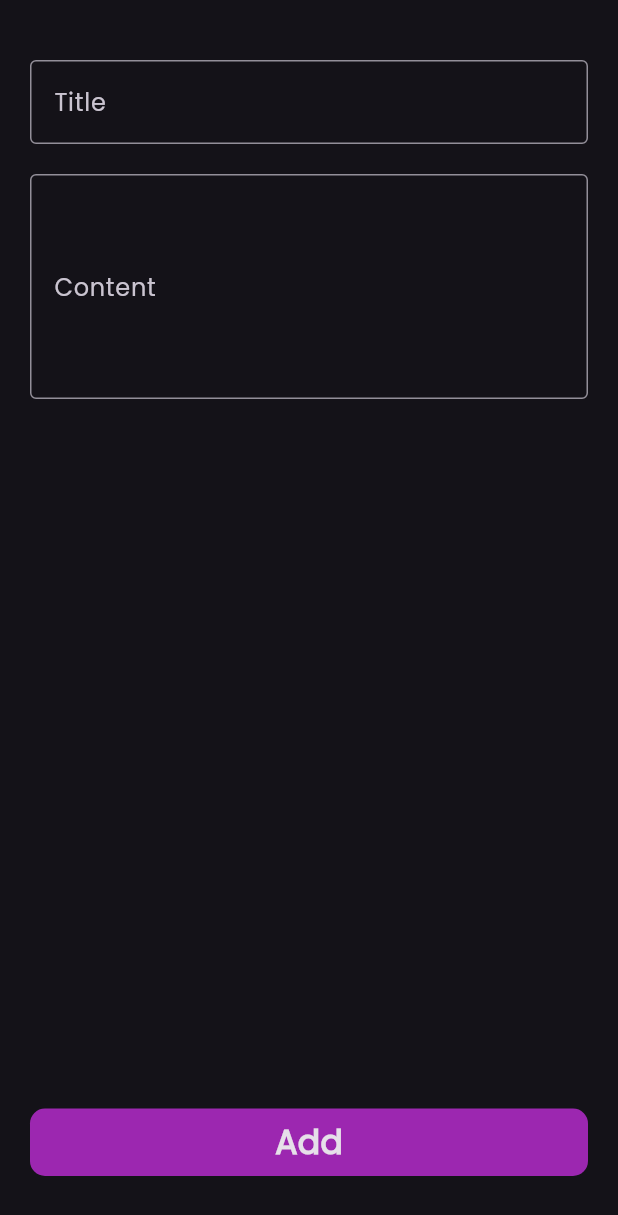
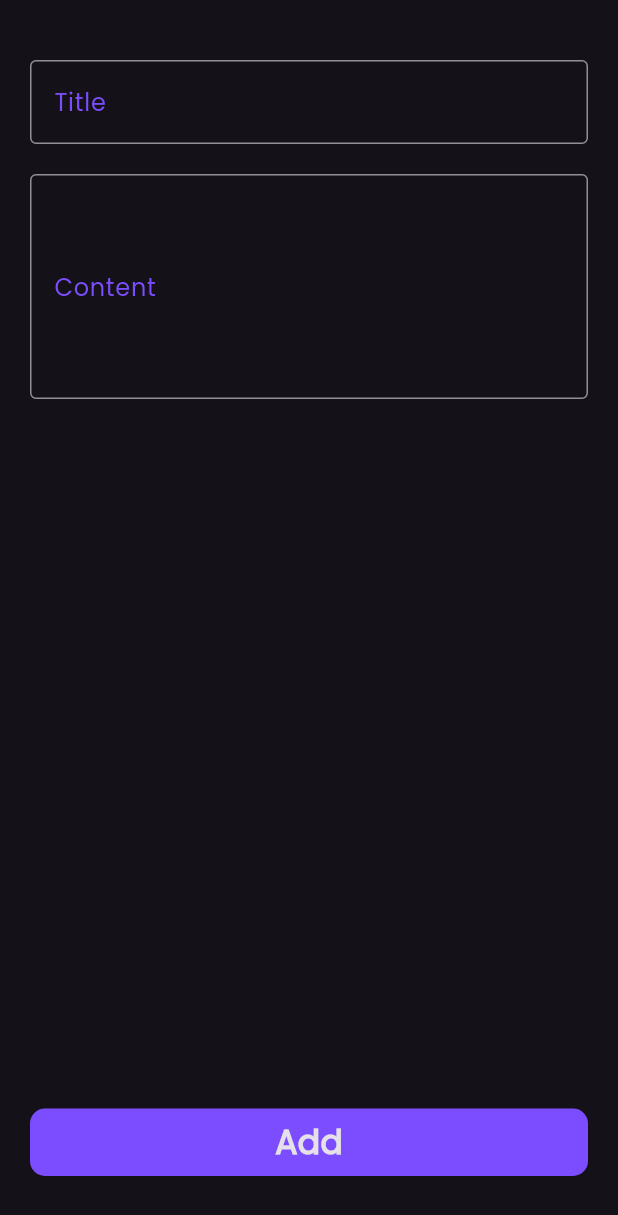
Before and after one commit to ahmedjamal22290/Notes_App, a Flutter app: the AddNoteBottomSheet widget shown alone on an empty page, opened directly, on a phone screen of 412 x 824 dp. Shown: the top 1215 px of the screen. Run offline on Flutter 3.47's test engine with Material 3 defaults, Android fonts, the phone set to English and light mode, and no system bars.

```diff
--- a/lib/widgets/add_note_bottomSheet.dart
+++ b/lib/widgets/add_note_bottomSheet.dart
@@ -12,6 +12,7 @@ class AddNoteBottomSheet extends StatelessWidget {
         children: [
           TextField(
             decoration: InputDecoration(
+              labelStyle: const TextStyle(color: Colors.deepPurpleAccent),
               labelText: "Title",
               border: const OutlineInputBorder(
                 borderSide: BorderSide(),
@@ -32,6 +33,7 @@ class AddNoteBottomSheet extends StatelessWidget {
               minLines: null,
               expands: true,
               decoration: InputDecoration(
+                labelStyle: const TextStyle(color: Colors.deepPurpleAccent),
                 labelText: "Content",
                 border: const OutlineInputBorder(
                   borderSide: BorderSide(),
@@ -51,7 +53,7 @@ class AddNoteBottomSheet extends StatelessWidget {
             width: double.infinity,
             decoration: BoxDecoration(
               borderRadius: BorderRadius.circular(10),
-              color: Colors.purple,
+              color: Colors.deepPurpleAccent,
             ),
             child: GestureDetector(
               onTap: () {},
```
Also changed, not shown: lib/widgets/custom_floating_button.dart (added, +25 -0 lines).
